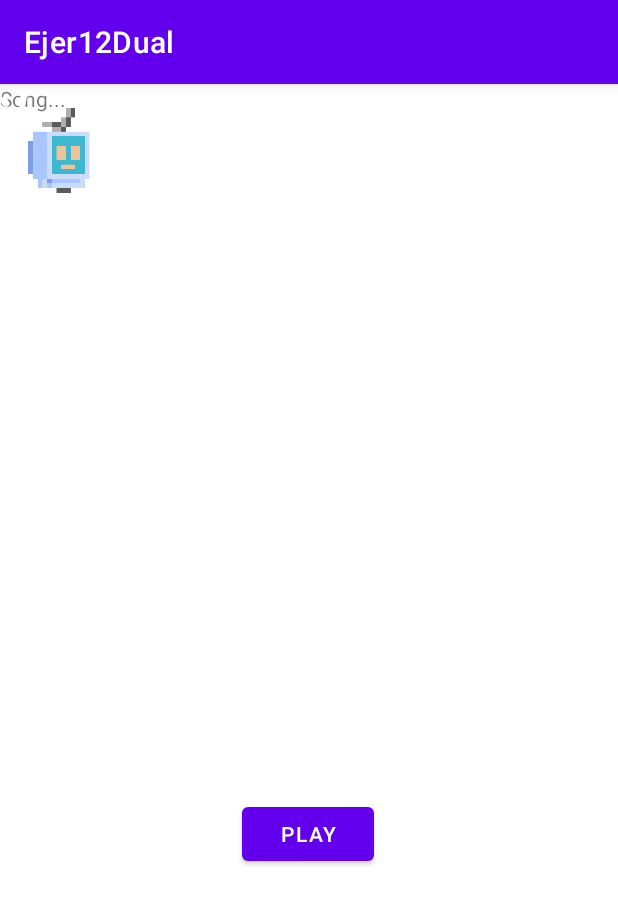
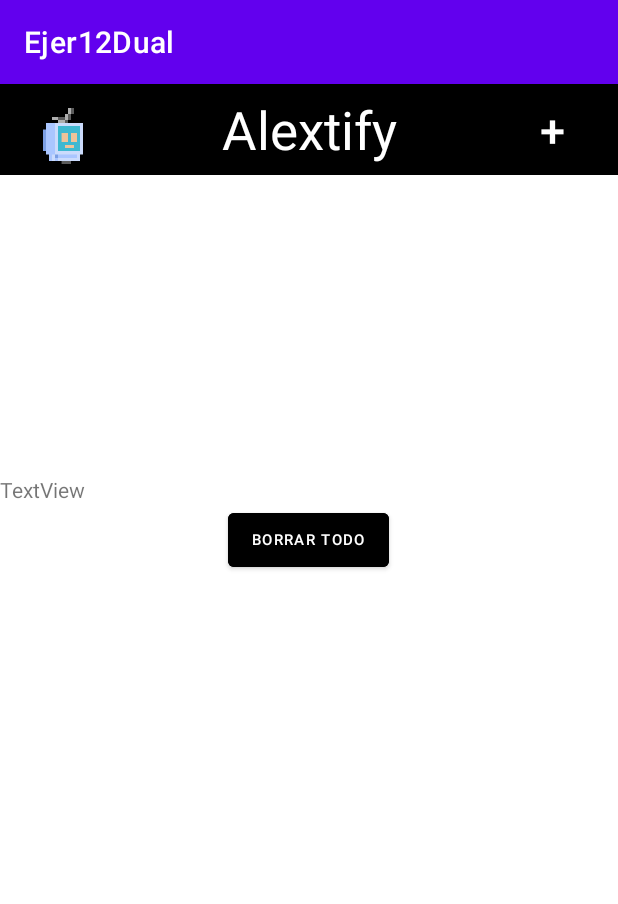
Before and after one commit to Reyes-gh/Ejer12Dual, an Android app: the screen it shows after launch (MainActivity), on a phone screen of 412 x 824 dp. Shown: the top 904 px of the screen. Run offline under Robolectric (Android 15) with nearby library versions, the phone set to English and light mode, and no system bars; 3 statements that could not run were skipped.

Commit message:
Commit 2

```diff
--- a/app/build.gradle
+++ b/app/build.gradle
@@ -5,6 +5,10 @@ plugins {
 android {
     namespace 'com.example.ejer12dual'
     compileSdk 33
+
+    packagingOptions {
+        exclude 'META-INF/DEPENDENCIES'
+    }
 
     defaultConfig {
         applicationId "com.example.ejer12dual"
@@ -29,8 +33,6 @@ android {
 }
 
 dependencies {
-
-    implementation 'com.pierfrancescosoffritti:androidyoutubeplayer:core:10.0.5'
     implementation 'com.google.api-client:google-api-client:1.33.0'
     implementation 'com.github.bumptech.glide:glide:4.14.2'
     annotationProcessor 'com.github.bumptech.glide:compiler:4.14.2'
--- a/app/src/main/AndroidManifest.xml
+++ b/app/src/main/AndroidManifest.xml
@@ -2,7 +2,8 @@
 <manifest xmlns:android="http://schemas.android.com/apk/res/android"
     xmlns:tools="http://schemas.android.com/tools">
 
-    <uses-permission android:name="android.permission.INTERNET"/>
+    <uses-permission android:name="android.permission.INTERNET" />
+    <uses-permission android:name="android.permission.WRITE_EXTERNAL_STORAGE"/>
 
     <application
         android:allowBackup="true"
@@ -14,6 +15,9 @@
         android:supportsRtl="true"
         android:theme="@style/Theme.Ejer12Dual"
         tools:targetApi="31">
+        <activity
+            android:name=".DetailActivity"
+            android:exported="false" />
         <activity
             android:name=".MainActivity"
             android:exported="true">
--- a/app/src/main/java/com/example/ejer12dual/Song.java
+++ b/app/src/main/java/com/example/ejer12dual/Song.java
@@ -1,6 +1,7 @@
 package com.example.ejer12dual;
 
 import java.sql.Blob;
+import java.util.Arrays;
 
 public class Song {
 
@@ -15,6 +16,10 @@ public class Song {
         this.song = song;
     }
 
+    @Override
+    public String toString() {
+        return nombre;
+    }
 
     public int getId() {
         return id;
--- a/app/src/main/res/layout/activity_main.xml
+++ b/app/src/main/res/layout/activity_main.xml
@@ -1,45 +1,70 @@
 <?xml version="1.0" encoding="utf-8"?>
-<androidx.constraintlayout.widget.ConstraintLayout xmlns:android="http://schemas.android.com/apk/res/android"
+<LinearLayout
+    xmlns:android="http://schemas.android.com/apk/res/android"
     xmlns:app="http://schemas.android.com/apk/res-auto"
     xmlns:tools="http://schemas.android.com/tools"
     android:layout_width="match_parent"
     android:layout_height="match_parent"
-    tools:context=".MainActivity">
+    tools:context=".MainActivity"
+    android:orientation="vertical">
+
+
+    <androidx.appcompat.widget.Toolbar
+        android:layout_width="match_parent"
+        android:layout_height="wrap_content"
+        android:background="@color/black"
+        android:minHeight="?actionBarSize"
+        android:theme="?actionBarTheme">
 
         <ImageView
             android:id="@+id/iV"
-        android:layout_width="75dp"
-        android:layout_height="76dp"
+            android:layout_width="50dp"
+            android:layout_height="50dp"
             app:srcCompat="@drawable/salto_scaled_16x_minified"
-        tools:layout_editor_absoluteX="168dp"
-        tools:layout_editor_absoluteY="16dp" />
+            android:layout_gravity="start"/>
+
+        <TextView
+            android:layout_width="wrap_content"
+            android:layout_height="wrap_content"
+            android:text="Alextify"
+            android:textSize="35sp"
+            android:textColor="@color/white"
+            android:layout_gravity="center">
+        </TextView>
 
         <Button
-        android:id="@+id/btPixel"
             android:layout_width="wrap_content"
             android:layout_height="wrap_content"
-        android:layout_marginBottom="244dp"
-        android:text="Play"
-        app:layout_constraintBottom_toBottomOf="parent"
-        app:layout_constraintEnd_toEndOf="parent"
-        app:layout_constraintHorizontal_bias="0.498"
-        app:layout_constraintStart_toStartOf="parent" />
+            android:text="+"
+            android:backgroundTint="@color/black"
+            android:textSize="30sp"
+            android:layout_gravity="end"
+            android:onClick="newSong">
+        </Button>
+    </androidx.appcompat.widget.Toolbar>
+
+    <ListView
+        android:id="@+id/songList"
+        android:layout_width="match_parent"
+        android:layout_height="200sp">
+    </ListView>
 
     <TextView
-        android:id="@+id/nombreSong"
+        android:id="@+id/test"
+        android:layout_width="match_parent"
+        android:layout_height="wrap_content"
+        android:text="TextView" />
+
+    <Button
         android:layout_width="wrap_content"
         android:layout_height="wrap_content"
-        android:text="Song..."
-        tools:layout_editor_absoluteX="184dp"
-        tools:layout_editor_absoluteY="405dp" />
+        android:layout_gravity="center"
+        android:backgroundTint="@color/black"
+        android:onClick="borrarSongs"
+        android:text="Borrar Todo"
+        android:textSize="10sp">
 
-    <ImageView
-        android:id="@+id/imageView"
-        android:layout_width="wrap_content"
-        android:layout_height="wrap_content"
-        app:srcCompat="@android:drawable/stat_sys_headset"
-        tools:layout_editor_absoluteX="196dp"
-        tools:layout_editor_absoluteY="258dp" />
+    </Button>
 
 
-</androidx.constraintlayout.widget.ConstraintLayout>
+</LinearLayout>
--- a/build.gradle
+++ b/build.gradle
@@ -1,5 +1,5 @@
 // Top-level build file where you can add configuration options common to all sub-projects/modules.
 plugins {
-    id 'com.android.application' version '7.3.1' apply false
-    id 'com.android.library' version '7.3.1' apply false
+    id 'com.android.application' version '7.4.1' apply false
+    id 'com.android.library' version '7.4.1' apply false
 }
--- a/settings.gradle
+++ b/settings.gradle
@@ -10,6 +10,7 @@ dependencyResolutionManagement {
     repositories {
         google()
         mavenCentral()
+        jcenter()
     }
 }
 rootProject.name = "Ejer12Dual"
```
Also changed, not shown: app/src/main/java/com/example/ejer12dual/DetailActivity.java (added, +14 -0 lines), app/src/main/java/com/example/ejer12dual/MainActivity.java (+140 -40 lines), app/src/main/java/com/example/ejer12dual/SQLiteManager.java (+51 -2 lines), app/src/main/res/layout/activity_detail.xml (added, +9 -0 lines), gradle/wrapper/gradle-wrapper.properties. Lines whose indentation alone changed are shown as unchanged.
